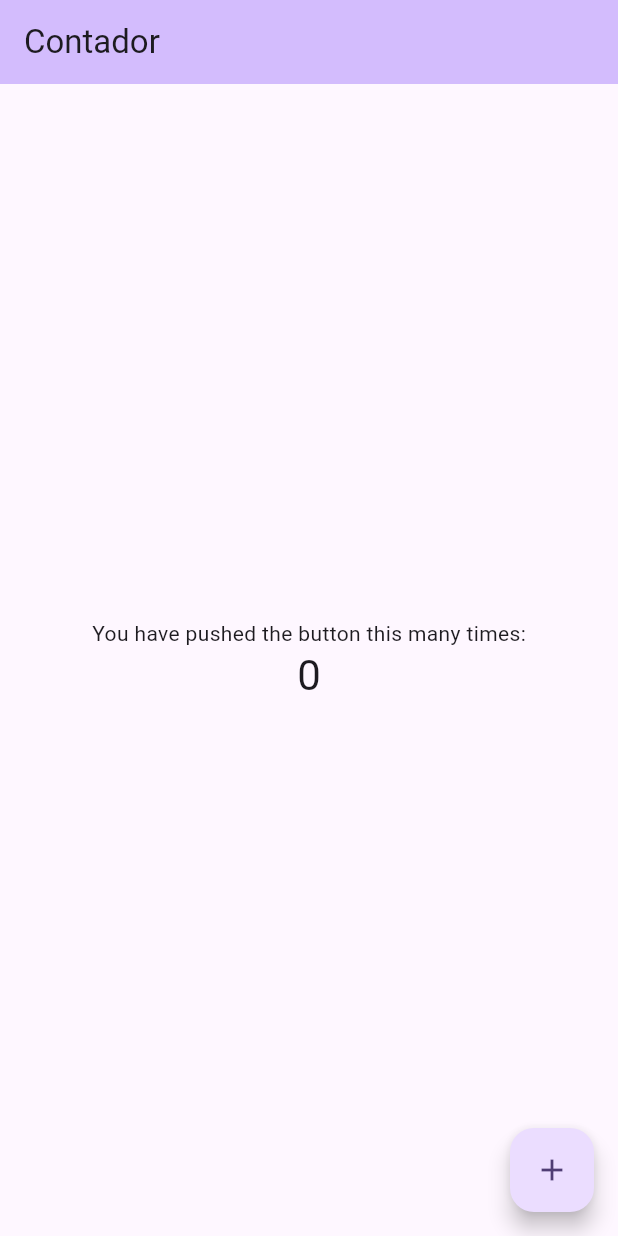
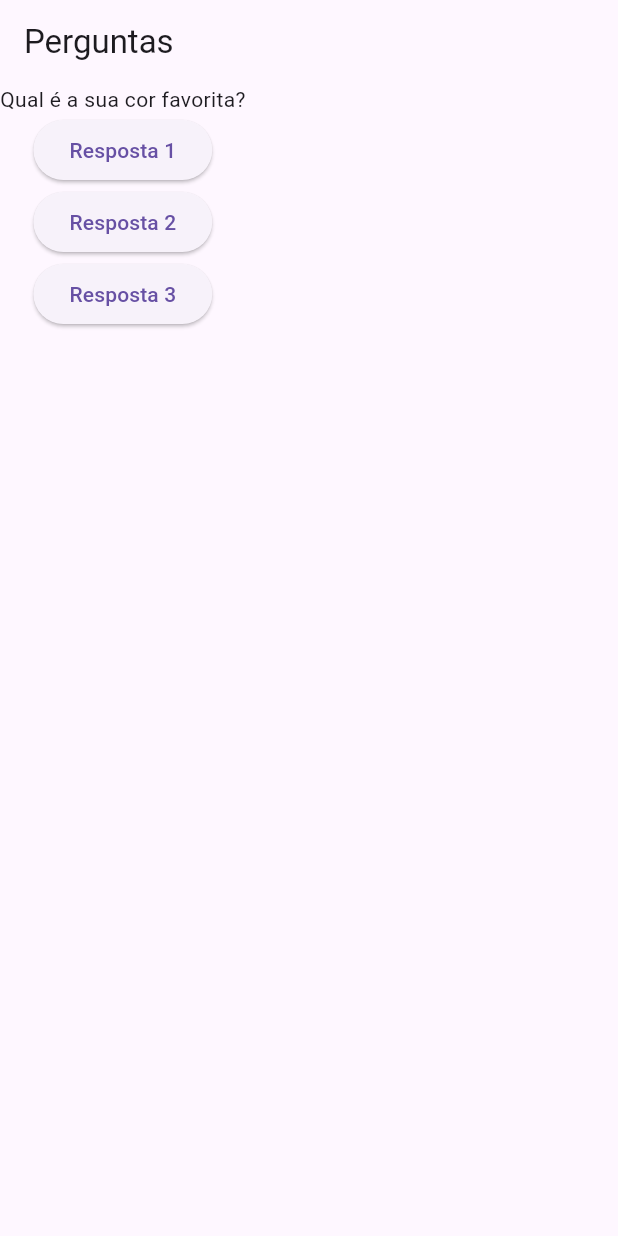
Before and after one commit to Jennyads/flutter, a Flutter app: the screen it shows after launch, on a phone screen of 412 x 824 dp. Run offline on Flutter 3.47's test engine with Material 3 defaults, Android fonts, the phone set to English and light mode, and no system bars.

Commit message:
added questions

```diff
--- a/projeto_perguntas/lib/main.dart
+++ b/projeto_perguntas/lib/main.dart
@@ -1,73 +1,54 @@
 import 'package:flutter/material.dart';
 
 void main() {
-  runApp(const MyApp());
+  runApp(const PerguntaApp());
 }
 
-class MyApp extends StatelessWidget {
-  const MyApp({super.key});
+class PerguntaApp extends StatelessWidget {
+  const PerguntaApp({super.key});
+
+  void responder() {
+    print('Pergunta respondida!');
+  }
+
+  // void Function() funcaoQueRetornaUmaFuncao() {
+  //   return () {
+  //     print('Pergunta responsida #02!');
+  //   };
+  // }
 
   @override
   Widget build(BuildContext context) {
+    final perguntas = [
+      'Qual é a sua cor favorita?',
+      'Qual é o seu animal favorito?',
+    ];
+
     return MaterialApp(
-      title: 'Flutter Demo',
-      theme: ThemeData(
-        colorScheme: ColorScheme.fromSeed(seedColor: Colors.deepPurple),
-        useMaterial3: true,
-      ),
-      home: const MyHomePage(title: 'Contador'),
-    );
-  }
-}
-
-class MyHomePage extends StatefulWidget {
-  const MyHomePage({super.key, required this.title});
-
-
-  final String title;
-
-  @override
-  State<MyHomePage> createState() => _MyHomePageState();
-}
-
-class _MyHomePageState extends State<MyHomePage> {
-  int _counter = 0;
-
-  void _incrementCounter() {
-    setState(() {
-      _counter++;
-    });
-  }
-
-  @override
-  Widget build(BuildContext context) {
-    return Scaffold(
-      appBar: AppBar(
-        backgroundColor: Theme.of(context).colorScheme.inversePrimary,
-
-        title: Text(widget.title),
-      ),
-      body: Center(
-
-        child: Column(
-
-          mainAxisAlignment: MainAxisAlignment.center,
-          children: <Widget>[
-            const Text(
-              'You have pushed the button this many times:',
+      home: Scaffold(
+        appBar: AppBar(
+          title: const Text('Perguntas'),
+        ),
+        body: Column(
+          children: [
+            Text(perguntas[0]),
+            ElevatedButton(
+              onPressed: responder,
+              child: const Text('Resposta 1'),
             ),
-            Text(
-              '$_counter',
-              style: Theme.of(context).textTheme.headlineMedium,
+            ElevatedButton(
+               onPressed: () {
+                print('Resposta 2 foi selecionada!');
+              },
+              child: Text('Resposta 2'),
+            ),
+           ElevatedButton(
+              onPressed: () => print('Resposta 3!!!'),
+              child: const Text('Resposta 3'),
             ),
           ],
         ),
       ),
-      floatingActionButton: FloatingActionButton(
-        onPressed: _incrementCounter,
-        tooltip: 'Increment',
-        child: const Icon(Icons.add),
-      ), // This trailing comma makes auto-formatting nicer for build methods.
     );
   }
 }
```
Also changed, not shown: 1 other file.
